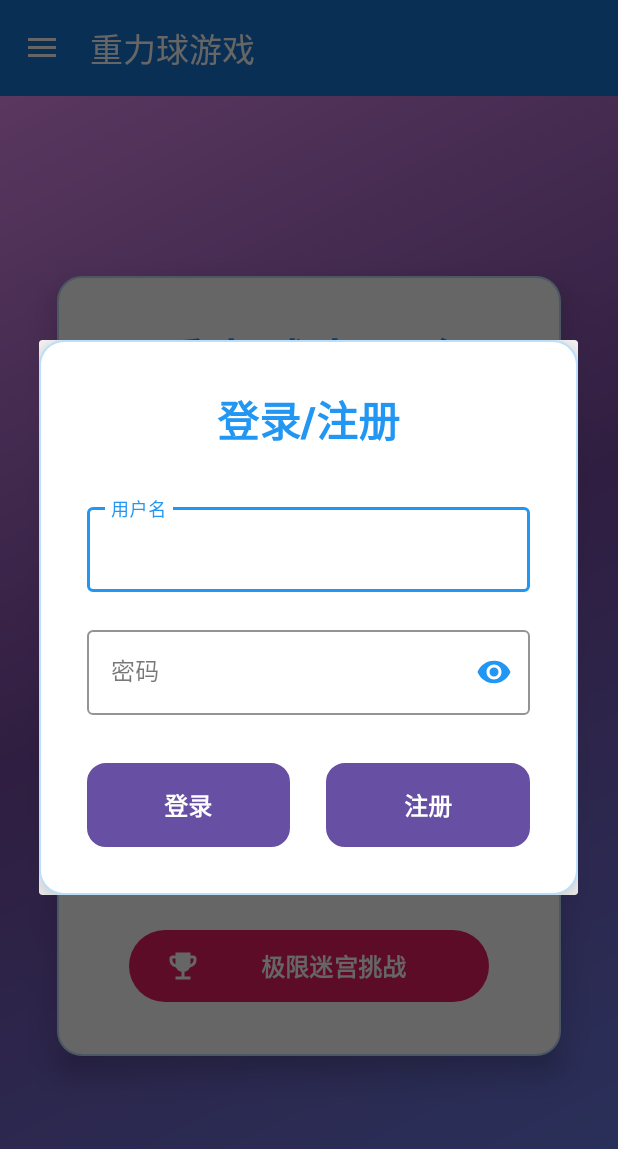
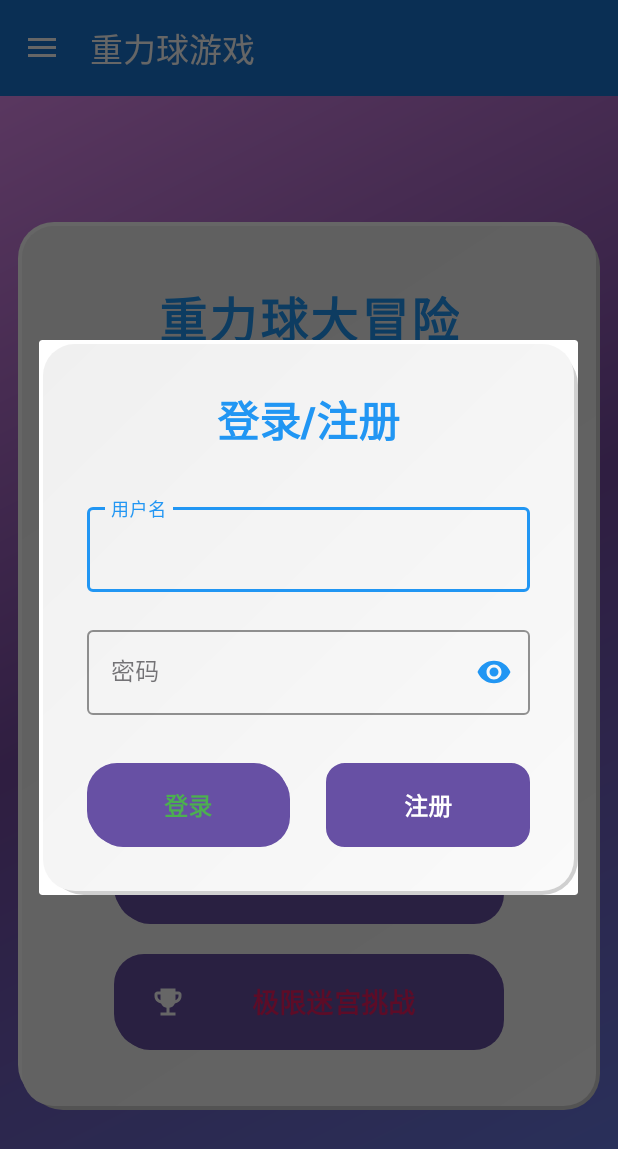
Before and after one commit to Ryan041001/GravityBallGame, an Android app: the screen it shows after launch (MainActivity), after a tap on "登录/注册", on a phone screen of 412 x 824 dp. Shown: the top 1149 px of the screen. Run offline under Robolectric (Android 15) with nearby library versions, the phone set to English and light mode, and no system bars; our stand-ins replace Room's generated code; 1 other tap on this screen came first.

Commit message:
拟物风

```diff
--- /dev/null
+++ b/app/src/main/res/drawable/button_neumorphism_challenge.xml
@@ -0,0 +1,56 @@
+<?xml version="1.0" encoding="utf-8"?>
+<layer-list xmlns:android="http://schemas.android.com/apk/res/android">
+    <!-- 外阴影 (底部右侧) -->
+    <item
+        android:left="4dp"
+        android:top="4dp">
+        <shape android:shape="rectangle">
+            <solid android:color="#E0E0E0" />
+            <corners android:radius="20dp" />
+        </shape>
+    </item>
+
+    <!-- 内阴影 (顶部左侧高光) -->
+    <item
+        android:right="4dp"
+        android:bottom="4dp">
+        <shape android:shape="rectangle">
+            <solid android:color="#FFFFFF" />
+            <corners android:radius="20dp" />
+        </shape>
+    </item>
+
+    <!-- 主按钮 -->
+    <item
+        android:left="2dp"
+        android:top="2dp"
+        android:right="2dp"
+        android:bottom="2dp">
+        <selector>
+            <item android:state_pressed="true">
+                <shape android:shape="rectangle">
+                    <gradient
+                        android:startColor="#FCE4EC"
+                        android:endColor="#F8BBD9"
+                        android:angle="135" />
+                    <corners android:radius="18dp" />
+                </shape>
+            </item>
+            <item android:state_enabled="false">
+                <shape android:shape="rectangle">
+                    <solid android:color="#F5F5F5" />
+                    <corners android:radius="18dp" />
+                </shape>
+            </item>
+            <item>
+                <shape android:shape="rectangle">
+                    <gradient
+                        android:startColor="#FDE7F3"
+                        android:endColor="#F9C2D7"
+                        android:angle="135" />
+                    <corners android:radius="18dp" />
+                </shape>
+            </item>
+        </selector>
+    </item>
+</layer-list>
--- /dev/null
+++ b/app/src/main/res/drawable/button_neumorphism_primary.xml
@@ -0,0 +1,56 @@
+<?xml version="1.0" encoding="utf-8"?>
+<layer-list xmlns:android="http://schemas.android.com/apk/res/android">
+    <!-- 外阴影 (底部右侧) -->
+    <item
+        android:left="4dp"
+        android:top="4dp">
+        <shape android:shape="rectangle">
+            <solid android:color="#E0E0E0" />
+            <corners android:radius="20dp" />
+        </shape>
+    </item>
+
+    <!-- 内阴影 (顶部左侧高光) -->
+    <item
+        android:right="4dp"
+        android:bottom="4dp">
+        <shape android:shape="rectangle">
+            <solid android:color="#FFFFFF" />
+            <corners android:radius="20dp" />
+        </shape>
+    </item>
+
+    <!-- 主按钮 -->
+    <item
+        android:left="2dp"
+        android:top="2dp"
+        android:right="2dp"
+        android:bottom="2dp">
+        <selector>
+            <item android:state_pressed="true">
+                <shape android:shape="rectangle">
+                    <gradient
+                        android:startColor="#E8F5E8"
+                        android:endColor="#C8E6C9"
+                        android:angle="135" />
+                    <corners android:radius="18dp" />
+                </shape>
+            </item>
+            <item android:state_enabled="false">
+                <shape android:shape="rectangle">
+                    <solid android:color="#F5F5F5" />
+                    <corners android:radius="18dp" />
+                </shape>
+            </item>
+            <item>
+                <shape android:shape="rectangle">
+                    <gradient
+                        android:startColor="#F1F8E9"
+                        android:endColor="#DCEDC8"
+                        android:angle="135" />
+                    <corners android:radius="18dp" />
+                </shape>
+            </item>
+        </selector>
+    </item>
+</layer-list>
--- /dev/null
+++ b/app/src/main/res/drawable/button_neumorphism_secondary.xml
@@ -0,0 +1,56 @@
+<?xml version="1.0" encoding="utf-8"?>
+<layer-list xmlns:android="http://schemas.android.com/apk/res/android">
+    <!-- 外阴影 (底部右侧) -->
+    <item
+        android:left="4dp"
+        android:top="4dp">
+        <shape android:shape="rectangle">
+            <solid android:color="#E0E0E0" />
+            <corners android:radius="20dp" />
+        </shape>
+    </item>
+
+    <!-- 内阴影 (顶部左侧高光) -->
+    <item
+        android:right="4dp"
+        android:bottom="4dp">
+        <shape android:shape="rectangle">
+            <solid android:color="#FFFFFF" />
+            <corners android:radius="20dp" />
+        </shape>
+    </item>
+
+    <!-- 主按钮 -->
+    <item
+        android:left="2dp"
+        android:top="2dp"
+        android:right="2dp"
+        android:bottom="2dp">
+        <selector>
+            <item android:state_pressed="true">
+                <shape android:shape="rectangle">
+                    <gradient
+                        android:startColor="#FFF3E0"
+                        android:endColor="#FFE0B2"
+                        android:angle="135" />
+                    <corners android:radius="18dp" />
+                </shape>
+            </item>
+            <item android:state_enabled="false">
+                <shape android:shape="rectangle">
+                    <solid android:color="#F5F5F5" />
+                    <corners android:radius="18dp" />
+                </shape>
+            </item>
+            <item>
+                <shape android:shape="rectangle">
+                    <gradient
+                        android:startColor="#FFF8E1"
+                        android:endColor="#FFECB3"
+                        android:angle="135" />
+                    <corners android:radius="18dp" />
+                </shape>
+            </item>
+        </selector>
+    </item>
+</layer-list>
--- /dev/null
+++ b/app/src/main/res/drawable/card_neumorphism.xml
@@ -0,0 +1,37 @@
+<?xml version="1.0" encoding="utf-8"?>
+<layer-list xmlns:android="http://schemas.android.com/apk/res/android">
+    <!-- 外阴影 (底部右侧) -->
+    <item
+        android:left="6dp"
+        android:top="6dp">
+        <shape android:shape="rectangle">
+            <solid android:color="#D0D0D0" />
+            <corners android:radius="24dp" />
+        </shape>
+    </item>
+
+    <!-- 内阴影 (顶部左侧高光) -->
+    <item
+        android:right="6dp"
+        android:bottom="6dp">
+        <shape android:shape="rectangle">
+            <solid android:color="#FFFFFF" />
+            <corners android:radius="24dp" />
+        </shape>
+    </item>
+
+    <!-- 主卡片 -->
+    <item
+        android:left="3dp"
+        android:top="3dp"
+        android:right="3dp"
+        android:bottom="3dp">
+        <shape android:shape="rectangle">
+            <gradient
+                android:startColor="#FAFAFA"
+                android:endColor="#F0F0F0"
+                android:angle="135" />
+            <corners android:radius="21dp" />
+        </shape>
+    </item>
+</layer-list>
--- /dev/null
+++ b/app/src/main/res/drawable/input_neumorphism.xml
@@ -0,0 +1,35 @@
+<?xml version="1.0" encoding="utf-8"?>
+<layer-list xmlns:android="http://schemas.android.com/apk/res/android">
+    <!-- 内凹效果 - 顶部左侧阴影 -->
+    <item>
+        <shape android:shape="rectangle">
+            <solid android:color="#E0E0E0" />
+            <corners android:radius="12dp" />
+        </shape>
+    </item>
+
+    <!-- 内凹效果 - 底部右侧高光 -->
+    <item
+        android:left="2dp"
+        android:top="2dp">
+        <shape android:shape="rectangle">
+            <solid android:color="#FFFFFF" />
+            <corners android:radius="10dp" />
+        </shape>
+    </item>
+
+    <!-- 主输入框 -->
+    <item
+        android:left="1dp"
+        android:top="1dp"
+        android:right="1dp"
+        android:bottom="1dp">
+        <shape android:shape="rectangle">
+            <gradient
+                android:startColor="#F5F5F5"
+                android:endColor="#FAFAFA"
+                android:angle="135" />
+            <corners android:radius="11dp" />
+        </shape>
+    </item>
+</layer-list>
--- /dev/null
+++ b/app/src/main/res/drawable/panel_neumorphism.xml
@@ -0,0 +1,37 @@
+<?xml version="1.0" encoding="utf-8"?>
+<layer-list xmlns:android="http://schemas.android.com/apk/res/android">
+    <!-- 外阴影 (底部右侧) -->
+    <item
+        android:left="4dp"
+        android:top="4dp">
+        <shape android:shape="rectangle">
+            <solid android:color="#C0C0C0" />
+            <corners android:radius="16dp" />
+        </shape>
+    </item>
+
+    <!-- 内阴影 (顶部左侧高光) -->
+    <item
+        android:right="4dp"
+        android:bottom="4dp">
+        <shape android:shape="rectangle">
+            <solid android:color="#FFFFFF" />
+            <corners android:radius="16dp" />
+        </shape>
+    </item>
+
+    <!-- 主面板 -->
+    <item
+        android:left="2dp"
+        android:top="2dp"
+        android:right="2dp"
+        android:bottom="2dp">
+        <shape android:shape="rectangle">
+            <gradient
+                android:startColor="#F8F8F8"
+                android:endColor="#E8E8E8"
+                android:angle="135" />
+            <corners android:radius="14dp" />
+        </shape>
+    </item>
+</layer-list>
--- a/app/src/main/res/layout/activity_custom_level.xml
+++ b/app/src/main/res/layout/activity_custom_level.xml
@@ -29,9 +29,9 @@
             android:id="@+id/design_control_panel"
             android:layout_width="match_parent"
             android:layout_height="wrap_content"
-            android:background="@color/primary_blue"
-            android:padding="16dp"
-            android:elevation="12dp"
+            android:background="@drawable/panel_neumorphism"
+            android:padding="20dp"
+            android:layout_margin="8dp"
             app:layout_constraintBottom_toBottomOf="parent"
             app:layout_constraintEnd_toEndOf="parent"
             app:layout_constraintStart_toStartOf="parent">
@@ -43,7 +43,7 @@
                 android:text="自定义关卡设计"
                 android:textSize="20sp"
                 android:textStyle="bold"
-                android:textColor="@color/text_white"
+                android:textColor="@color/text_primary"
                 android:fontFamily="sans-serif-medium"
                 android:shadowColor="#80000000"
                 android:shadowDx="1"
@@ -56,11 +56,10 @@
                 android:id="@+id/brush_selection_group"
                 android:layout_width="match_parent"
                 android:layout_height="wrap_content"
-                android:layout_marginTop="8dp"
+                android:layout_marginTop="12dp"
                 android:orientation="horizontal"
-                android:background="@drawable/card_background"
-                android:padding="12dp"
-                android:elevation="4dp"
+                android:background="@drawable/input_neumorphism"
+                android:padding="16dp"
                 app:layout_constraintTop_toBottomOf="@+id/design_title">
 
                 <RadioButton
@@ -95,11 +94,10 @@
                 android:id="@+id/time_limit_layout"
                 android:layout_width="match_parent"
                 android:layout_height="wrap_content"
-                android:layout_marginTop="12dp"
+                android:layout_marginTop="16dp"
                 android:orientation="horizontal"
-                android:background="@drawable/card_background"
-                android:padding="12dp"
-                android:elevation="4dp"
+                android:background="@drawable/input_neumorphism"
+                android:padding="16dp"
                 app:layout_constraintTop_toBottomOf="@+id/brush_selection_group">
 
                 <TextView
@@ -123,26 +121,24 @@
             <Button
                 android:id="@+id/clear_design_button"
                 android:layout_width="wrap_content"
-                android:layout_height="wrap_content"
-                android:layout_marginTop="12dp"
+                android:layout_height="48dp"
+                android:layout_marginTop="16dp"
                 android:text="清除设计"
-                android:backgroundTint="#F44336"
-                android:textColor="#FFFFFF"
-                android:elevation="4dp"
-                app:cornerRadius="8dp"
+                android:background="@drawable/button_neumorphism_challenge"
+                android:textColor="@color/text_white"
+                android:paddingHorizontal="20dp"
                 app:layout_constraintStart_toStartOf="parent"
                 app:layout_constraintTop_toBottomOf="@+id/time_limit_layout" />
 
             <Button
                 android:id="@+id/start_custom_game_button"
                 android:layout_width="wrap_content"
-                android:layout_height="wrap_content"
-                android:layout_marginTop="12dp"
+                android:layout_height="48dp"
+                android:layout_marginTop="16dp"
                 android:text="开始游戏"
-                android:backgroundTint="#4CAF50"
-                android:textColor="#FFFFFF"
-                android:elevation="4dp"
-                app:cornerRadius="8dp"
+                android:background="@drawable/button_neumorphism_primary"
+                android:textColor="@color/text_white"
+                android:paddingHorizontal="20dp"
                 app:layout_constraintEnd_toStartOf="@+id/back_to_menu_from_custom_button"
                 app:layout_constraintStart_toEndOf="@+id/clear_design_button"
                 app:layout_constraintTop_toBottomOf="@+id/time_limit_layout" />
@@ -150,13 +146,12 @@
             <Button
                 android:id="@+id/back_to_menu_from_custom_button"
                 android:layout_width="wrap_content"
-                android:layout_height="wrap_content"
-                android:layout_marginTop="12dp"
+                android:layout_height="48dp"
+                android:layout_marginTop="16dp"
                 android:text="返回菜单"
-                android:backgroundTint="#FF9800"
-                android:textColor="#FFFFFF"
-                android:elevation="4dp"
-                app:cornerRadius="8dp"
+                android:background="@drawable/button_neumorphism_secondary"
+                android:textColor="@color/text_white"
+                android:paddingHorizontal="20dp"
                 app:layout_constraintEnd_toEndOf="parent"
                 app:layout_constraintTop_toBottomOf="@+id/time_limit_layout" />
 
--- a/app/src/main/res/layout/activity_leaderboard.xml
+++ b/app/src/main/res/layout/activity_leaderboard.xml
@@ -25,16 +25,16 @@
         app:layout_constraintStart_toStartOf="parent"
         app:layout_constraintEnd_toEndOf="parent" />
 
-    <androidx.cardview.widget.CardView
+    <LinearLayout
         android:layout_width="0dp"
         android:layout_height="0dp"
-        android:layout_marginTop="24dp"
-        android:layout_marginStart="20dp"
-        android:layout_marginEnd="20dp"
-        android:layout_marginBottom="20dp"
-        app:cardCornerRadius="16dp"
-        app:cardElevation="12dp"
-        app:cardBackgroundColor="@color/card_background"
+        android:layout_marginTop="32dp"
+        android:layout_marginStart="24dp"
+        android:layout_marginEnd="24dp"
+        android:layout_marginBottom="24dp"
+        android:background="@drawable/card_neumorphism"
+        android:orientation="vertical"
+        android:padding="8dp"
         app:layout_constraintTop_toBottomOf="@id/leaderboard_title"
         app:layout_constraintBottom_toBottomOf="parent"
         app:layout_constraintStart_toStartOf="parent"
@@ -44,9 +44,9 @@
             android:id="@+id/leaderboard_recycler_view"
             android:layout_width="match_parent"
             android:layout_height="match_parent"
-            android:padding="16dp"
+            android:padding="20dp"
             android:clipToPadding="false" />
 
-    </androidx.cardview.widget.CardView>
+    </LinearLayout>
 
 </androidx.constraintlayout.widget.ConstraintLayout>
--- a/app/src/main/res/layout/activity_level.xml
+++ b/app/src/main/res/layout/activity_level.xml
@@ -20,9 +20,9 @@
         android:id="@+id/control_panel"
         android:layout_width="match_parent"
         android:layout_height="wrap_content"
-        android:background="@color/primary_blue"
-        android:padding="16dp"
-        android:elevation="12dp"
+        android:background="@drawable/panel_neumorphism"
+        android:padding="20dp"
+        android:layout_margin="8dp"
         app:layout_constraintBottom_toBottomOf="parent"
         app:layout_constraintEnd_toEndOf="parent"
         app:layout_constraintStart_toStartOf="parent">
@@ -34,7 +34,7 @@
             android:text="关卡信息"
             android:textSize="18sp"
             android:textStyle="bold"
-            android:textColor="@color/text_white"
+            android:textColor="@color/text_primary"
             android:fontFamily="sans-serif-medium"
             android:shadowColor="#80000000"
             android:shadowDx="1"
@@ -47,13 +47,14 @@
         <Button
             android:id="@+id/reset_button"
             android:layout_width="wrap_content"
-            android:layout_height="wrap_content"
+            android:layout_height="48dp"
             android:text="重新开始"
-            android:background="@drawable/button_primary"
-            android:textColor="@color/text_white"
+            android:background="@drawable/button_neumorphism_primary"
+            android:textColor="@color/button_primary"
             android:textStyle="bold"
-            android:elevation="6dp"
-            android:layout_marginEnd="8dp"
+            android:paddingStart="20dp"
+            android:paddingEnd="20dp"
+            android:layout_marginEnd="12dp"
             app:layout_constraintBottom_toBottomOf="parent"
             app:layout_constraintEnd_toStartOf="@+id/menu_button"
             app:layout_constraintTop_toTopOf="parent" />
@@ -61,12 +62,13 @@
         <Button
             android:id="@+id/menu_button"
             android:layout_width="wrap_content"
-            android:layout_height="wrap_content"
+            android:layout_height="48dp"
             android:text="返回菜单"
-            android:background="@drawable/button_challenge"
-            android:textColor="@color/text_white"
+            android:background="@drawable/button_neumorphism_challenge"
+            android:textColor="@color/button_challenge"
             android:textStyle="bold"
-            android:elevation="6dp"
+            android:paddingStart="20dp"
+            android:paddingEnd="20dp"
             app:layout_constraintBottom_toBottomOf="parent"
             app:layout_constraintEnd_toEndOf="parent"
             app:layout_constraintTop_toTopOf="parent" />
--- a/app/src/main/res/layout/activity_main.xml
+++ b/app/src/main/res/layout/activity_main.xml
@@ -31,10 +31,9 @@
         android:layout_height="wrap_content"
         android:orientation="vertical"
         android:gravity="center_horizontal"
-        android:background="@drawable/card_background"
-        android:padding="32dp"
-        android:elevation="12dp"
-        android:layout_margin="24dp"
+        android:background="@drawable/card_neumorphism"
+        android:padding="40dp"
+        android:layout_margin="32dp"
         app:layout_constraintTop_toBottomOf="@id/toolbar"
         app:layout_constraintBottom_toBottomOf="parent"
         app:layout_constraintStart_toStartOf="parent"
@@ -53,65 +52,58 @@
             android:layout_marginBottom="32dp"/>
 
 
-        <com.google.android.material.card.MaterialCardView
+        <LinearLayout
             android:layout_width="wrap_content"
             android:layout_height="wrap_content"
-            android:layout_marginBottom="24dp"
-            app:cardElevation="8dp"
-            app:cardCornerRadius="8dp">
-
-            <LinearLayout
-                android:layout_width="match_parent"
-                android:layout_height="wrap_content"
+            android:layout_marginBottom="32dp"
+            android:background="@drawable/panel_neumorphism"
             android:orientation="vertical"
             android:gravity="center_horizontal"
-                android:padding="16dp">
+            android:padding="24dp">
 
             <include
                 layout="@layout/standard_mode_difficulty_selector"
                 android:layout_width="match_parent"
                 android:layout_height="wrap_content" />
 
-                <com.google.android.material.button.MaterialButton
+            <Button
                 android:id="@+id/start_standard_game_button"
-                    android:layout_width="240dp"
-                    android:layout_height="56dp"
+                android:layout_width="260dp"
+                android:layout_height="64dp"
                 android:text="开始标准模式"
                 android:drawableLeft="@drawable/ic_play_game"
-                    android:drawablePadding="12dp"
-                    app:backgroundTint="@color/button_primary"
-                    android:textColor="@color/text_white"
-                    android:textSize="16sp"
+                android:drawablePadding="16dp"
+                android:background="@drawable/button_neumorphism_primary"
+                android:textColor="@color/button_primary"
+                android:textSize="18sp"
                 android:textStyle="bold"
-                    android:layout_marginTop="16dp"/>
+                android:layout_marginTop="20dp"/>
 
         </LinearLayout>
 
-        </com.google.android.material.card.MaterialCardView>
-
-        <com.google.android.material.button.MaterialButton
+        <Button
             android:id="@+id/custom_mode_button"
-            android:layout_width="240dp"
-            android:layout_height="56dp"
+            android:layout_width="260dp"
+            android:layout_height="64dp"
             android:text="自定义模式"
             android:drawableLeft="@drawable/ic_custom_mode"
-            android:drawablePadding="12dp"
-            app:backgroundTint="@color/button_secondary"
-            android:textColor="@color/text_white"
-            android:textSize="16sp"
+            android:drawablePadding="16dp"
+            android:background="@drawable/button_neumorphism_secondary"
+            android:textColor="@color/button_secondary"
+            android:textSize="18sp"
             android:textStyle="bold"
-            android:layout_marginBottom="16dp"/>
+            android:layout_marginBottom="20dp"/>
 
-        <com.google.android.material.button.MaterialButton
+        <Button
             android:id="@+id/challenge_mode_button"
-            android:layout_width="240dp"
-            android:layout_height="56dp"
+            android:layout_width="260dp"
+            android:layout_height="64dp"
             android:text="极限迷宫挑战"
             android:drawableLeft="@drawable/ic_challenge_mode"
-            android:drawablePadding="12dp"
-            app:backgroundTint="@color/button_challenge"
-            android:textColor="@color/text_white"
-            android:textSize="16sp"
+            android:drawablePadding="16dp"
+            android:background="@drawable/button_neumorphism_challenge"
+            android:textColor="@color/button_challenge"
+            android:textSize="18sp"
             android:textStyle="bold"/>
 
     </LinearLayout>
--- a/app/src/main/res/layout/dialog_login.xml
+++ b/app/src/main/res/layout/dialog_login.xml
@@ -5,8 +5,7 @@
     android:layout_height="wrap_content"
     android:orientation="vertical"
     android:padding="32dp"
-    android:background="@drawable/card_background"
-    android:elevation="16dp">
+    android:background="@drawable/card_neumorphism">
 
     <TextView
         android:layout_width="match_parent"
@@ -68,8 +67,8 @@
             android:layout_height="56dp"
             android:layout_weight="1"
             android:text="登录"
-            android:background="@drawable/button_primary"
-            android:textColor="@color/text_white"
+            android:background="@drawable/button_neumorphism_primary"
+            android:textColor="@color/button_primary"
             android:textStyle="bold"
             android:textSize="16sp"
             android:elevation="6dp"
```
Lines whose indentation alone changed are shown as unchanged.
